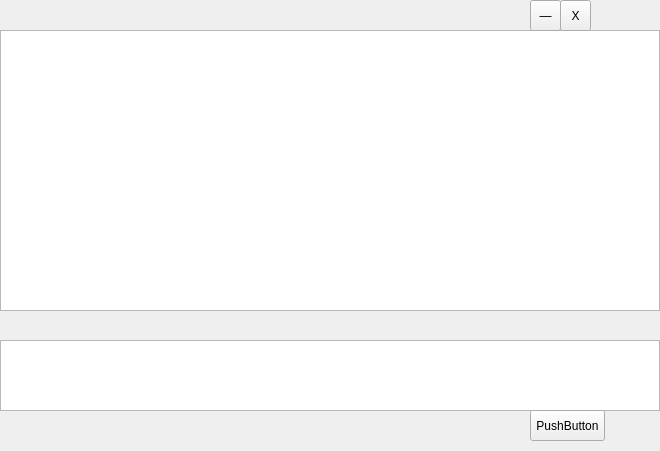
Souseohyun/MyChatClient, file chatwindow/chatwindow.ui: the form before one commit.
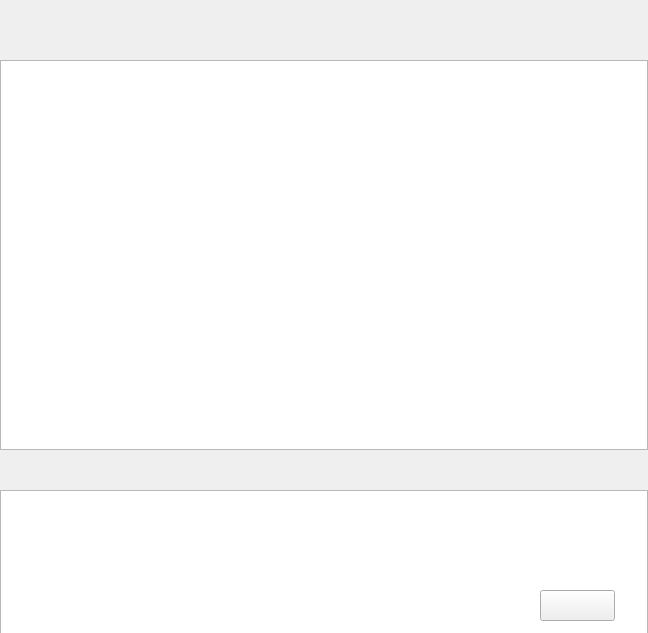
The form after the commit.

The edit to the form file:
```diff
--- a/chatwindow/chatwindow.ui
+++ b/chatwindow/chatwindow.ui
@@ -6,20 +6,25 @@
    <rect>
     <x>0</x>
     <y>0</y>
-    <width>660</width>
-    <height>451</height>
+    <width>648</width>
+    <height>633</height>
    </rect>
   </property>
   <property name="windowTitle">
    <string>Form</string>
   </property>
+  <property name="styleSheet">
+   <string notr="true">#ChatWindow{
+	backgourd-color:green;
+}</string>
+  </property>
   <widget class="QListWidget" name="listWidget">
    <property name="geometry">
     <rect>
      <x>0</x>
-     <y>30</y>
-     <width>660</width>
-     <height>281</height>
+     <y>60</y>
+     <width>648</width>
+     <height>390</height>
     </rect>
    </property>
   </widget>
@@ -27,49 +32,23 @@
    <property name="geometry">
     <rect>
      <x>0</x>
-     <y>340</y>
-     <width>660</width>
-     <height>71</height>
+     <y>490</y>
+     <width>648</width>
+     <height>151</height>
     </rect>
    </property>
   </widget>
   <widget class="QPushButton" name="pushButton">
    <property name="geometry">
     <rect>
-     <x>530</x>
-     <y>410</y>
+     <x>540</x>
+     <y>590</y>
      <width>75</width>
      <height>31</height>
     </rect>
    </property>
    <property name="text">
-    <string>PushButton</string>
-   </property>
-  </widget>
-  <widget class="QToolButton" name="toolButton">
-   <property name="geometry">
-    <rect>
-     <x>560</x>
-     <y>0</y>
-     <width>31</width>
-     <height>31</height>
-    </rect>
-   </property>
-   <property name="text">
-    <string>X</string>
-   </property>
-  </widget>
-  <widget class="QToolButton" name="toolButton_2">
-   <property name="geometry">
-    <rect>
-     <x>530</x>
-     <y>0</y>
-     <width>31</width>
-     <height>31</height>
-    </rect>
-   </property>
-   <property name="text">
-    <string>—</string>
+    <string/>
    </property>
   </widget>
  </widget>
```
